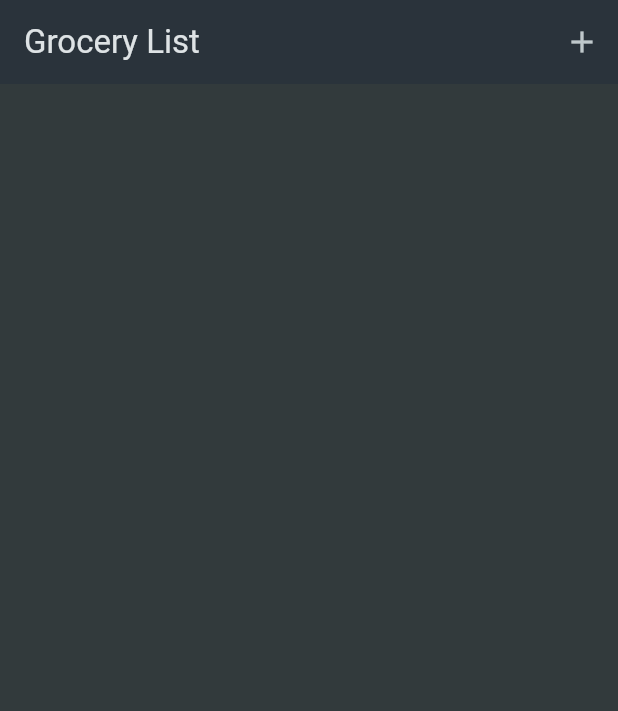
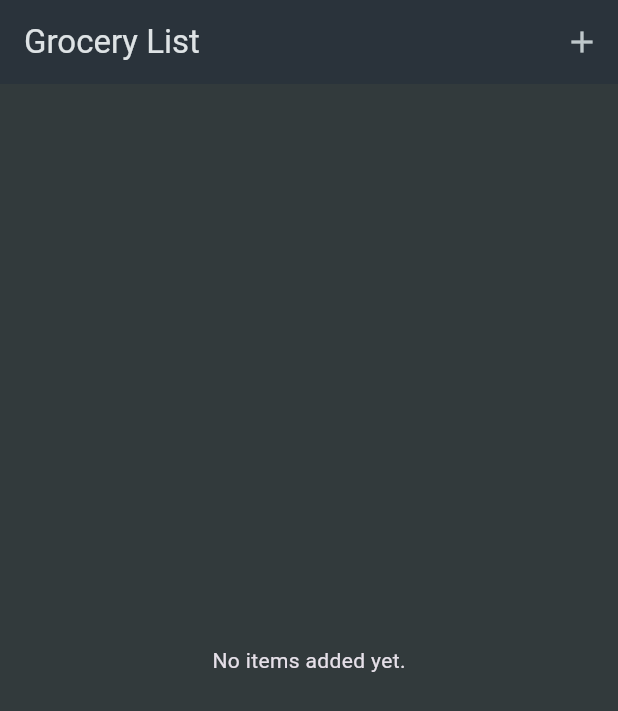
Before and after one commit to IvanBodnarash/Shopping-List-App, a Flutter app: the screen it shows after launch, on a phone screen of 412 x 824 dp. Shown: the top 711 px of the screen. Run offline on Flutter 3.47's test engine with Material 3 defaults, Android fonts, the phone set to English and light mode, and no system bars.

Commit message:
making elements dismisible

```diff
--- a/lib/widgets/grocery_list.dart
+++ b/lib/widgets/grocery_list.dart
@@ -28,18 +28,27 @@ class _GroceryListState extends State<GroceryList> {
     });
   }
 
+  void _removeItem(GroceryItem item) {
+    setState(() {
+      _groceryItems.remove(item);
+    });
+  }
+
   @override
   Widget build(BuildContext context) {
-    return Scaffold(
-      appBar: AppBar(title: const Text('Grocery List'), actions: [
-        IconButton(
-          onPressed: _addItem,
-          icon: const Icon(Icons.add),
-        )
-      ]),
-      body: ListView.builder(
+    Widget content = const Center(
+      child: Text('No items added yet.'),
+    );
+
+    if (_groceryItems.isNotEmpty) {
+      content = ListView.builder(
         itemCount: _groceryItems.length,
-        itemBuilder: (ctx, index) => ListTile(
+        itemBuilder: (ctx, index) => Dismissible(
+          onDismissed: (direction) {
+            _removeItem(_groceryItems[index]);
+          },
+          key: ValueKey(_groceryItems[index].id),
+          child: ListTile(
             title: Text(_groceryItems[index].name),
             leading: Container(
               width: 24,
@@ -53,4 +62,14 @@ class _GroceryListState extends State<GroceryList> {
         ),
       );
     }
+    return Scaffold(
+      appBar: AppBar(title: const Text('Grocery List'), actions: [
+        IconButton(
+          onPressed: _addItem,
+          icon: const Icon(Icons.add),
+        )
+      ],),
+      body: content,
+    );
   }
+}
```
Lines whose indentation alone changed are shown as unchanged.
